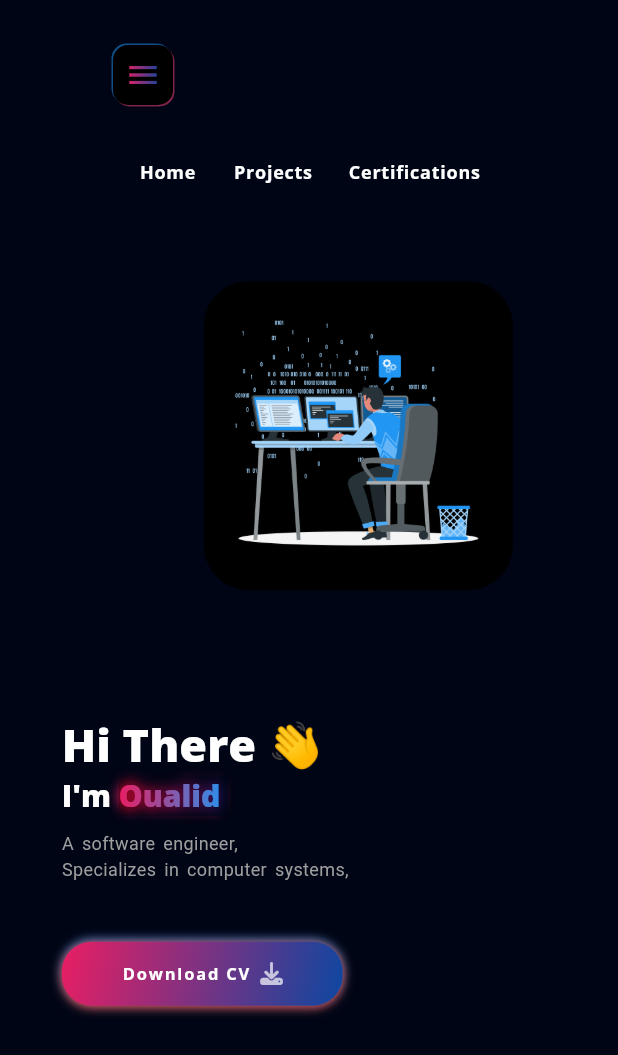
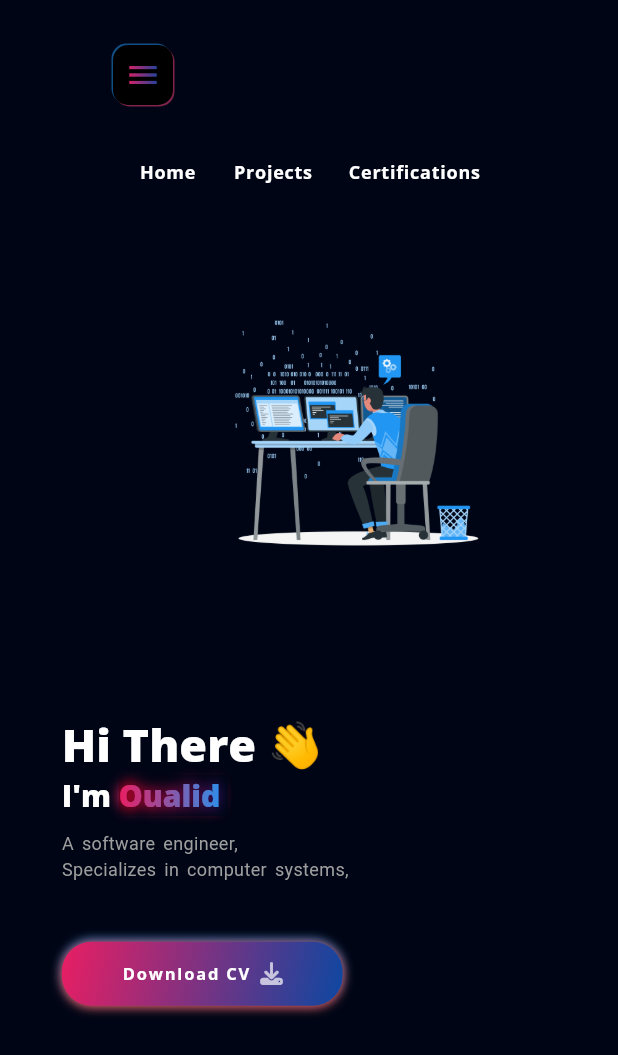
Before and after one commit to oualidrouabah/my-portfolio, a Flutter app: the screen it shows after launch, on a phone screen of 412 x 824 dp. Shown: the top 1055 px of the screen. Run offline on Flutter 3.47's test engine with Material 3 defaults, Android fonts, the phone set to English and light mode, and no system bars; our stand-ins replace flutter_svg, font_awesome_flutter, get, google_fonts, photo_view.

Commit message:
delete images background

```diff
--- a/lib/view/intro/components/animated_texts_componenets.dart
+++ b/lib/view/intro/components/animated_texts_componenets.dart
@@ -44,7 +44,7 @@ class AnimatedImageContainerState extends State<AnimatedImageContainer> with Sin
                     : 450,
           alignment: Alignment.center,
           decoration: BoxDecoration(
-            color: Colors.black,
+            //color: Colors.black,
             borderRadius: BorderRadius.circular(30),
           ),
           child: Image.asset(
```
Also changed, not shown: 1 other file.
